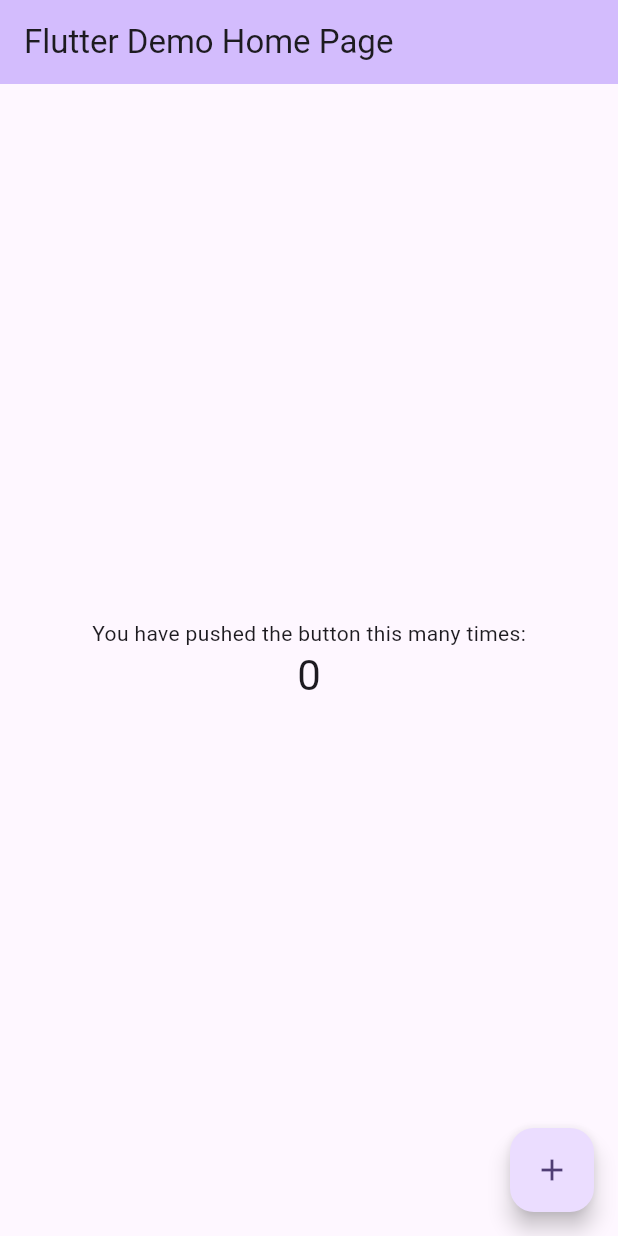
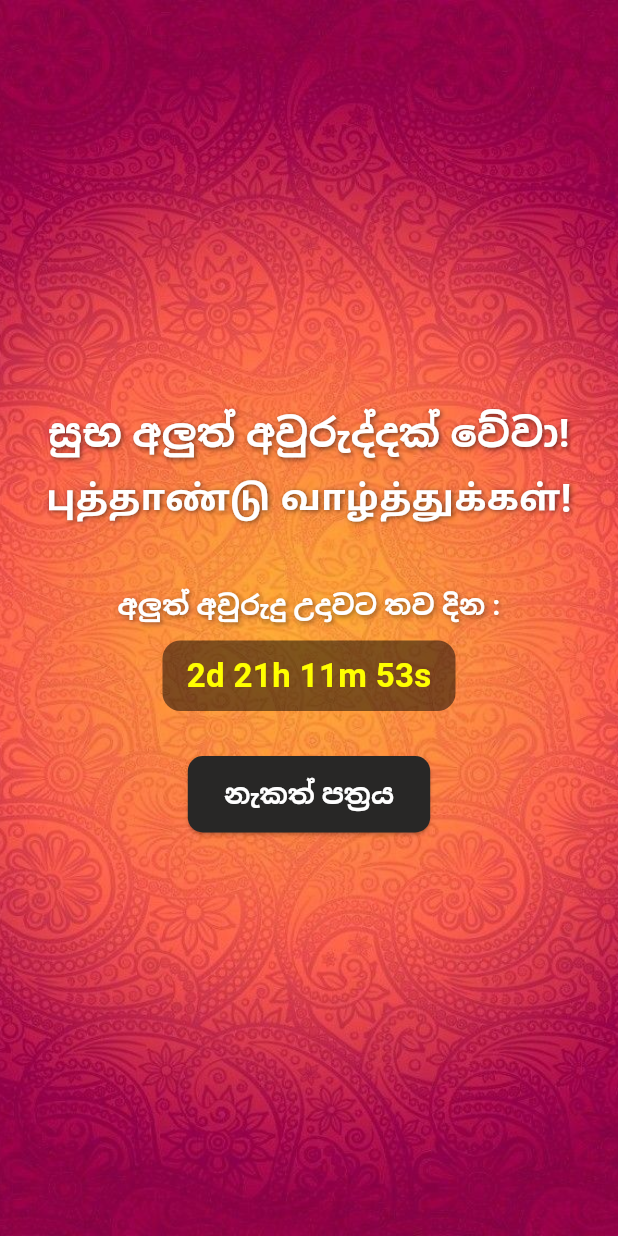
Before and after one commit to Methexx/Avurudu-Nekath-CountdownApp, a Flutter app: the screen it shows after launch, on a phone screen of 412 x 824 dp. Run offline on Flutter 3.47's test engine with Material 3 defaults, Android fonts, the light colour scheme and no system bars.

Commit message:
feat add few screens

```diff
--- a/lib/main.dart
+++ b/lib/main.dart
@@ -1,4 +1,5 @@
 import 'package:flutter/material.dart';
+import 'screens/home_screen.dart'; // Make sure this path is correct
 
 void main() {
   runApp(const MyApp());
@@ -7,116 +8,16 @@ void main() {
 class MyApp extends StatelessWidget {
   const MyApp({super.key});
 
-  // This widget is the root of your application.
   @override
   Widget build(BuildContext context) {
     return MaterialApp(
-      title: 'Flutter Demo',
+      debugShowCheckedModeBanner: false,
+      title: 'Avurudu Nakath App',
       theme: ThemeData(
-        // This is the theme of your application.
-        //
-        // TRY THIS: Try running your application with "flutter run". You'll see
-        // the application has a purple toolbar. Then, without quitting the app,
-        // try changing the seedColor in the colorScheme below to Colors.green
-        // and then invoke "hot reload" (save your changes or press the "hot
-        // reload" button in a Flutter-supported IDE, or press "r" if you used
-        // the command line to start the app).
-        //
-        // Notice that the counter didn't reset back to zero; the application
-        // state is not lost during the reload. To reset the state, use hot
-        // restart instead.
-        //
-        // This works for code too, not just values: Most code changes can be
-        // tested with just a hot reload.
-        colorScheme: ColorScheme.fromSeed(seedColor: Colors.deepPurple),
+        colorScheme: ColorScheme.fromSeed(seedColor: Colors.deepOrange),
+        useMaterial3: true,
       ),
-      home: const MyHomePage(title: 'Flutter Demo Home Page'),
+      home: const HomeScreen(),
     );
   }
 }
-
-class MyHomePage extends StatefulWidget {
-  const MyHomePage({super.key, required this.title});
-
-  // This widget is the home page of your application. It is stateful, meaning
-  // that it has a State object (defined below) that contains fields that affect
-  // how it looks.
-
-  // This class is the configuration for the state. It holds the values (in this
-  // case the title) provided by the parent (in this case the App widget) and
-  // used by the build method of the State. Fields in a Widget subclass are
-  // always marked "final".
-
-  final String title;
-
-  @override
-  State<MyHomePage> createState() => _MyHomePageState();
-}
-
-class _MyHomePageState extends State<MyHomePage> {
-  int _counter = 0;
-
-  void _incrementCounter() {
-    setState(() {
-      // This call to setState tells the Flutter framework that something has
-      // changed in this State, which causes it to rerun the build method below
-      // so that the display can reflect the updated values. If we changed
-      // _counter without calling setState(), then the build method would not be
-      // called again, and so nothing would appear to happen.
-      _counter++;
-    });
-  }
-
-  @override
-  Widget build(BuildContext context) {
-    // This method is rerun every time setState is called, for instance as done
-    // by the _incrementCounter method above.
-    //
-    // The Flutter framework has been optimized to make rerunning build methods
-    // fast, so that you can just rebuild anything that needs updating rather
-    // than having to individually change instances of widgets.
-    return Scaffold(
-      appBar: AppBar(
-        // TRY THIS: Try changing the color here to a specific color (to
-        // Colors.amber, perhaps?) and trigger a hot reload to see the AppBar
-        // change color while the other colors stay the same.
-        backgroundColor: Theme.of(context).colorScheme.inversePrimary,
-        // Here we take the value from the MyHomePage object that was created by
-        // the App.build method, and use it to set our appbar title.
-        title: Text(widget.title),
-      ),
-      body: Center(
-        // Center is a layout widget. It takes a single child and positions it
-        // in the middle of the parent.
-        child: Column(
-          // Column is also a layout widget. It takes a list of children and
-          // arranges them vertically. By default, it sizes itself to fit its
-          // children horizontally, and tries to be as tall as its parent.
-          //
-          // Column has various properties to control how it sizes itself and
-          // how it positions its children. Here we use mainAxisAlignment to
-          // center the children vertically; the main axis here is the vertical
-          // axis because Columns are vertical (the cross axis would be
-          // horizontal).
-          //
-          // TRY THIS: Invoke "debug painting" (choose the "Toggle Debug Paint"
-          // action in the IDE, or press "p" in the console), to see the
-          // wireframe for each widget.
-          mainAxisAlignment: MainAxisAlignment.center,
-          children: <Widget>[
-            const Text('You have pushed the button this many times:'),
-            Text(
-              '$_counter',
-              style: Theme.of(context).textTheme.headlineMedium,
-            ),
-          ],
-        ),
-      ),
-      floatingActionButton: FloatingActionButton(
-        onPressed: _incrementCounter,
-        tooltip: 'Increment',
-        child: const Icon(Icons.add),
-      ), // This trailing comma makes auto-formatting nicer for build methods.
-    );
-  }
-}
--- /dev/null
+++ b/lib/models/nekath.dart
@@ -0,0 +1,6 @@
+class Nekath {
+  final String title;
+  final DateTime dateTime;
+
+  Nekath({required this.title, required this.dateTime});
+}
--- /dev/null
+++ b/lib/screens/home_screen.dart
@@ -0,0 +1,176 @@
+import 'dart:async';
+import 'package:flutter/material.dart';
+import 'nekath_list_screen.dart';
+
+class HomeScreen extends StatefulWidget {
+  const HomeScreen({super.key});
+
+  @override
+  State<HomeScreen> createState() => _HomeScreenState();
+}
+
+class _HomeScreenState extends State<HomeScreen> {
+  late Timer _timer;
+  Duration _remaining = Duration.zero;
+
+  final DateTime targetDateTime = DateTime(2025, 4, 14, 7, 42);
+
+  @override
+  void initState() {
+    super.initState();
+    _updateRemainingTime();
+    _timer = Timer.periodic(const Duration(seconds: 1), (_) {
+      _updateRemainingTime();
+    });
+  }
+
+  void _updateRemainingTime() {
+    final now = DateTime.now();
+    final diff = targetDateTime.difference(now);
+    setState(() {
+      _remaining = diff.isNegative ? Duration.zero : diff;
+    });
+  }
+
+  @override
+  void dispose() {
+    _timer.cancel();
+    super.dispose();
+  }
+
+  String _formatDuration(Duration duration) {
+    final days = duration.inDays;
+    final hours = duration.inHours % 24;
+    final minutes = duration.inMinutes % 60;
+    final seconds = duration.inSeconds % 60;
+
+    return '${days}d ${hours}h ${minutes}m ${seconds}s';
+  }
+
+  @override
+  Widget build(BuildContext context) {
+    return Scaffold(
+      body: Stack(
+        children: [
+          // Background image
+          Container(
+            decoration: const BoxDecoration(
+              image: DecorationImage(
+                image: AssetImage('assets/images/bg.jpeg'),
+                fit: BoxFit.cover,
+              ),
+            ),
+          ),
+
+          // Centered content
+          Center(
+            child: Column(
+              mainAxisSize: MainAxisSize.min,
+              children: [
+                // Sinhala greeting
+                const Text(
+                  'සුභ අලුත් අවුරුද්දක් වේවා!',
+                  textAlign: TextAlign.center,
+                  style: TextStyle(
+                    fontSize: 26,
+                    fontWeight: FontWeight.bold,
+                    color: Colors.white,
+                    shadows: [
+                      Shadow(
+                        blurRadius: 4,
+                        color: Colors.black54,
+                        offset: Offset(1, 1),
+                      )
+                    ],
+                  ),
+                ),
+
+                const SizedBox(height: 6),
+
+                // Tamil greeting
+                const Text(
+                  'புத்தாண்டு வாழ்த்துக்கள்!',
+                  textAlign: TextAlign.center,
+                  style: TextStyle(
+                    fontSize: 26,
+                    fontWeight: FontWeight.bold,
+                    color: Colors.white,
+                    shadows: [
+                      Shadow(
+                        blurRadius: 4,
+                        color: Colors.black54,
+                        offset: Offset(1, 1),
+                      )
+                    ],
+                  ),
+                ),
+
+                const SizedBox(height: 40), // Increased spacing here
+
+                // Smaller text above countdown
+                const Text(
+                  'අලුත් අවුරුදු උදාවට තව දින :',
+                  textAlign: TextAlign.center,
+                  style: TextStyle(
+                    fontSize: 18,
+                    fontWeight: FontWeight.w600,
+                    color: Colors.white,
+                    shadows: [
+                      Shadow(
+                        blurRadius: 4,
+                        color: Colors.black45,
+                        offset: Offset(1, 1),
+                      )
+                    ],
+                  ),
+                ),
+
+                const SizedBox(height: 10),
+
+                // Countdown timer
+                Container(
+                  padding: const EdgeInsets.symmetric(horizontal: 16, vertical: 8),
+                  decoration: BoxDecoration(
+                    color: Colors.black.withOpacity(0.5),
+                    borderRadius: BorderRadius.circular(12),
+                  ),
+                  child: Text(
+                    _formatDuration(_remaining),
+                    style: const TextStyle(
+                      fontSize: 22,
+                      color: Colors.yellowAccent,
+                      fontWeight: FontWeight.bold,
+                    ),
+                  ),
+                ),
+
+                const SizedBox(height: 30),
+
+                // Navigate button
+                ElevatedButton(
+                  style: ElevatedButton.styleFrom(
+                    backgroundColor: const Color.fromARGB(255, 40, 39, 38),
+                    padding: const EdgeInsets.symmetric(horizontal: 24, vertical: 12),
+                    shape: RoundedRectangleBorder(borderRadius: BorderRadius.circular(10)),
+                  ),
+                  onPressed: () {
+                   Navigator.push(
+                    context,
+                    MaterialPageRoute(
+                   builder: (context) => const NekathListScreen(),
+                  ),
+                  );
+                  },
+                  child: const Text(
+                    'නැකත් පත්‍රය',
+                    style: TextStyle(fontSize: 18, fontWeight: FontWeight.bold, color: Colors.white),
+                  ),
+                ),
+              ],
+            ),
+          ),
+        ],
+      ),
+    );
+  }
+}
```
Also changed, not shown: lib/screens/nekath_detail_screen.dart (added, +64 -0 lines), lib/screens/nekath_list_screen.dart (added, +44 -0 lines), lib/utils/nekath_data.dart (added, +7 -0 lines), lib/widgets/countdown_timer.dart (added, +53 -0 lines), lib/widgets/nekath_card.dart (added, +56 -0 lines), pubspec.yaml (+5 -72 lines), assets/images/bg.jpeg (added), pubspec.lock, 1 other file.
